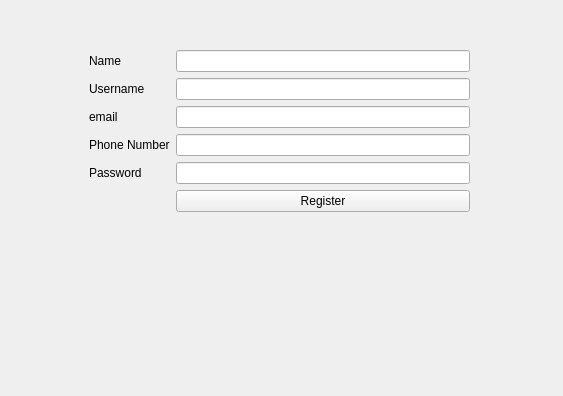
First picture: the form in windows/Register/register.ui, repository hamidreza2005/PlanetVsZombies, before the edit.
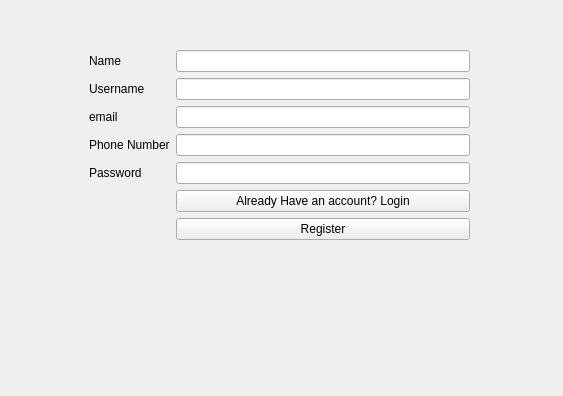
Second picture: the form after the edit.

Commit message: add login page and fixed register page's bugs

Diff of the .ui file:
```diff
--- a/windows/Register/register.ui
+++ b/windows/Register/register.ui
@@ -81,13 +81,20 @@
       </property>
      </widget>
     </item>
-    <item row="5" column="1">
+    <item row="6" column="1">
      <widget class="QPushButton" name="submit">
       <property name="text">
        <string>Register</string>
       </property>
      </widget>
     </item>
+    <item row="5" column="1">
+     <widget class="QPushButton" name="loginLink">
+      <property name="text">
+       <string>Already Have an account? Login</string>
+      </property>
+     </widget>
+    </item>
    </layout>
   </widget>
  </widget>
```
The commit also changes 11 other files.
